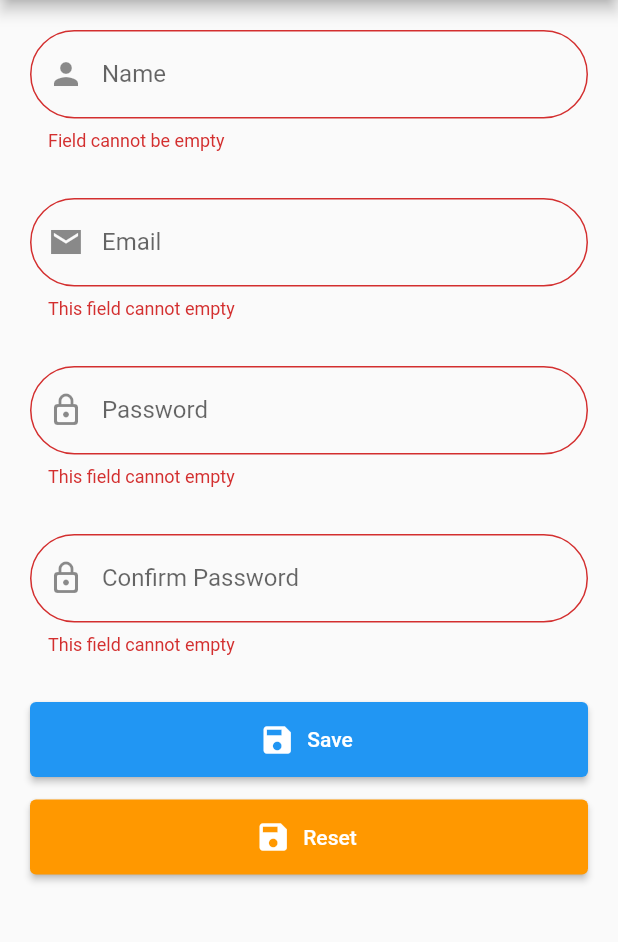
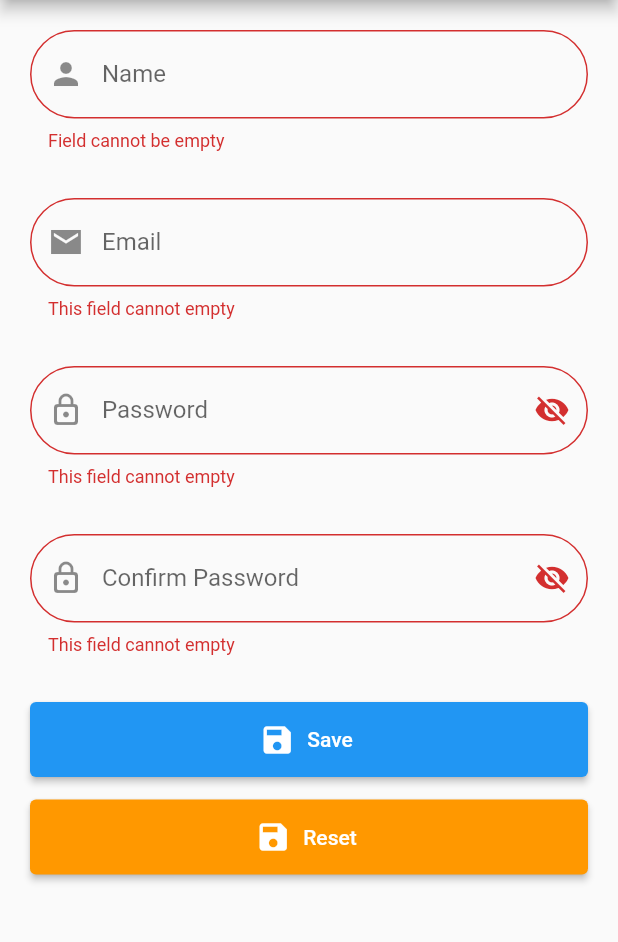
Before and after one commit to danielwaite6/FORM_VALIDATE_FLUTTER, a Flutter app: the screen it shows after launch, after a tap on "Save", on a phone screen of 412 x 824 dp, the part 84-1026 px from its top. Run offline on Flutter 3.47's test engine with Material 2 defaults, Android fonts, the phone set to English and light mode, and no system bars; our stand-ins replace string_validator.

Commit message:
first commit

```diff
--- a/lib/custom_text_field.dart
+++ b/lib/custom_text_field.dart
@@ -4,6 +4,8 @@ class CustomTextField extends StatelessWidget {
   final String label;
   final String? hint;
   final IconData? icon;
+  final bool obscureText;
+  final Widget? suffix;
   final String? Function(String? text)? validator;
   final void Function(String? text)? onSaved;
   final void Function(String text)? onChanged;
@@ -16,6 +18,8 @@ class CustomTextField extends StatelessWidget {
     this.validator,
     this.onSaved,
     this.onChanged,
+    this.obscureText = false,
+    this.suffix,
   }) : super(key: key);
 
   final controller = TextEditingController();
@@ -29,8 +33,10 @@ class CustomTextField extends StatelessWidget {
           validator: validator,
           onSaved: onSaved,
           onChanged: onChanged,
+          obscureText: obscureText,
           controller: controller,
           decoration: InputDecoration(
+            suffixIcon: suffix,
             labelText: label,
             hintText: hint,
             prefixIcon: icon == null ? null : Icon(icon),
--- a/lib/home_page.dart
+++ b/lib/home_page.dart
@@ -14,6 +14,7 @@ class _HomePageState extends State<HomePage> {
   var user = UserModel();
   var passwordCache = '';
   var passwordCacheConfirm = '';
+  var obscureTextPassword = false;
 
   @override
   Widget build(BuildContext context) {
@@ -65,9 +66,23 @@ class _HomePageState extends State<HomePage> {
                   if (text == null || text.isEmpty) {
                     return 'This field cannot empty';
                   }
+                  if (passwordCacheConfirm != passwordCache) {
+                    return 'Password don\'t match';
+                  }
                 },
                 onSaved: (text) => user = user.copyWith(password: text),
                 onChanged: (text) => passwordCache = text,
+                obscureText: obscureTextPassword,
+                suffix: IconButton(
+                  onPressed: () {
+                    setState(() {
+                      obscureTextPassword = !obscureTextPassword;
+                    });
+                  },
+                  icon: Icon(obscureTextPassword
+                      ? Icons.visibility
+                      : Icons.visibility_off),
+                ),
               ),
               SizedBox(height: 15),
               CustomTextField(
@@ -82,8 +97,19 @@ class _HomePageState extends State<HomePage> {
                     return 'Password don\'t match';
                   }
                 },
+                obscureText: obscureTextPassword,
                 onSaved: (text) => user = user.copyWith(password: text),
                 onChanged: (text) => passwordCacheConfirm = text,
+                suffix: IconButton(
+                  onPressed: () {
+                    setState(() {
+                      obscureTextPassword = !obscureTextPassword;
+                    });
+                  },
+                  icon: Icon(obscureTextPassword
+                      ? Icons.visibility
+                      : Icons.visibility_off),
+                ),
               ),
               SizedBox(height: 15),
               /*Builder(builder: (context) {
```
